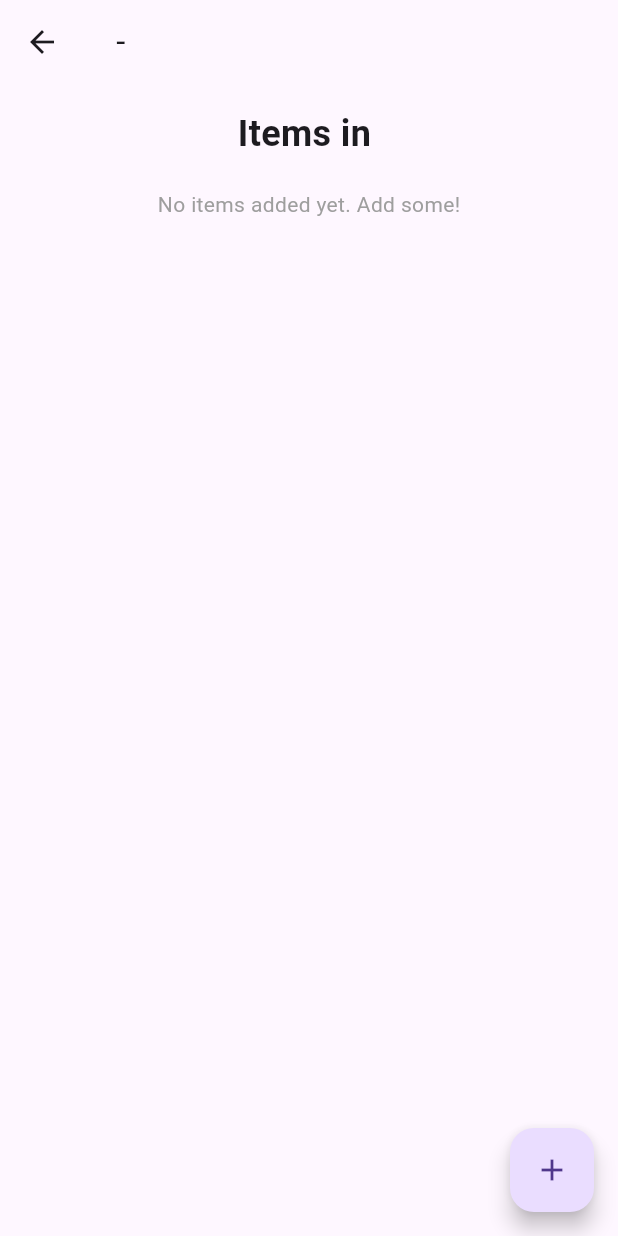
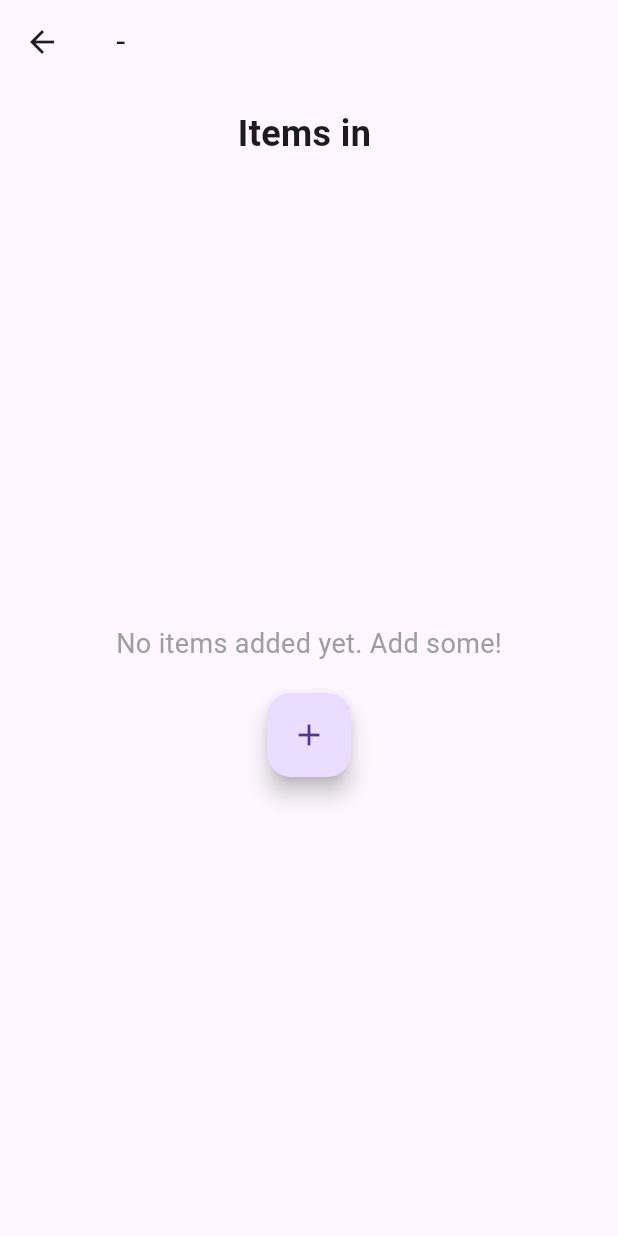
Before and after one commit to davidchocholaty/DormTracker, a Flutter app: the PlaceDetailScreen screen opened directly with empty values, on a phone screen of 412 x 824 dp. Run offline on Flutter 3.47's test engine with Material 3 defaults, Android fonts, the phone set to English and light mode, and no system bars; our stand-ins replace sqflite, sqflite_common_ffi; accounts and stored records are empty.

Commit message:
Modify items design for the add button

```diff
--- a/dorm_tracker/lib/screens/place_detail_screen.dart
+++ b/dorm_tracker/lib/screens/place_detail_screen.dart
@@ -194,8 +194,23 @@ class PlaceDetailScreenState extends State<PlaceDetailScreen> {
             ),
             const SizedBox(height: 20),
             if (items.isEmpty)
-              const Center(
-                child: Text("No items added yet. Add some!", style: TextStyle(color: Colors.grey)),
+              Expanded(
+                child: Center(
+                  child: Column(
+                    mainAxisAlignment: MainAxisAlignment.center,
+                    children: [
+                      const Text(
+                        'No items added yet. Add some!',
+                        style: TextStyle(fontSize: 18, color: Colors.grey),
+                      ),
+                      const SizedBox(height: 20),
+                      FloatingActionButton(
+                        onPressed: _showAddItemDialog,
+                        child: const Icon(Icons.add),
+                      ),
+                    ],
+                  ),
+                ),
               )
             else
               Expanded(
@@ -261,8 +276,16 @@ class PlaceDetailScreenState extends State<PlaceDetailScreen> {
           ],
         ),
       ),
-      floatingActionButton: FloatingActionButton(
-        onPressed: () async {
+      floatingActionButton: items.isEmpty
+        ? null
+        : FloatingActionButton(
+        onPressed: _showAddItemDialog,
+        child: const Icon(Icons.add),
+      ),
+    );
+  }
+
+  void _showAddItemDialog() async {
     TextEditingController controller = TextEditingController();
 
     final result = await showDialog<String>(
@@ -295,9 +318,5 @@ class PlaceDetailScreenState extends State<PlaceDetailScreen> {
     if (result != null) {
       _addItem(result);
     }
-        },
-        child: const Icon(Icons.add),
-      ),
-    );
   }
 }
```
Lines whose indentation alone changed are shown as unchanged.
